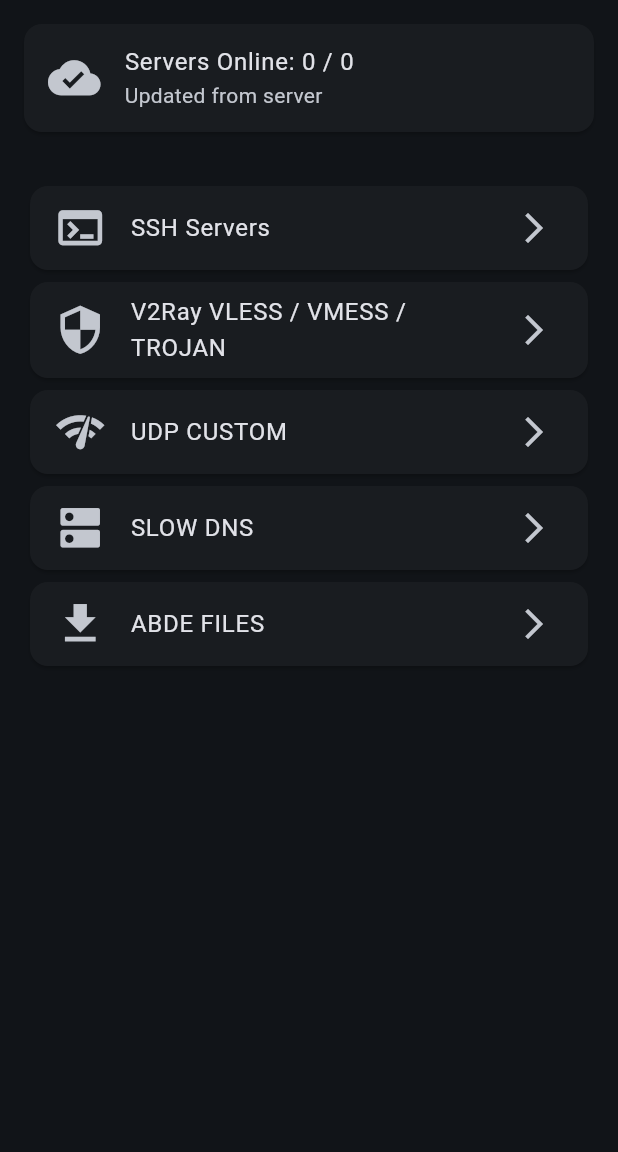
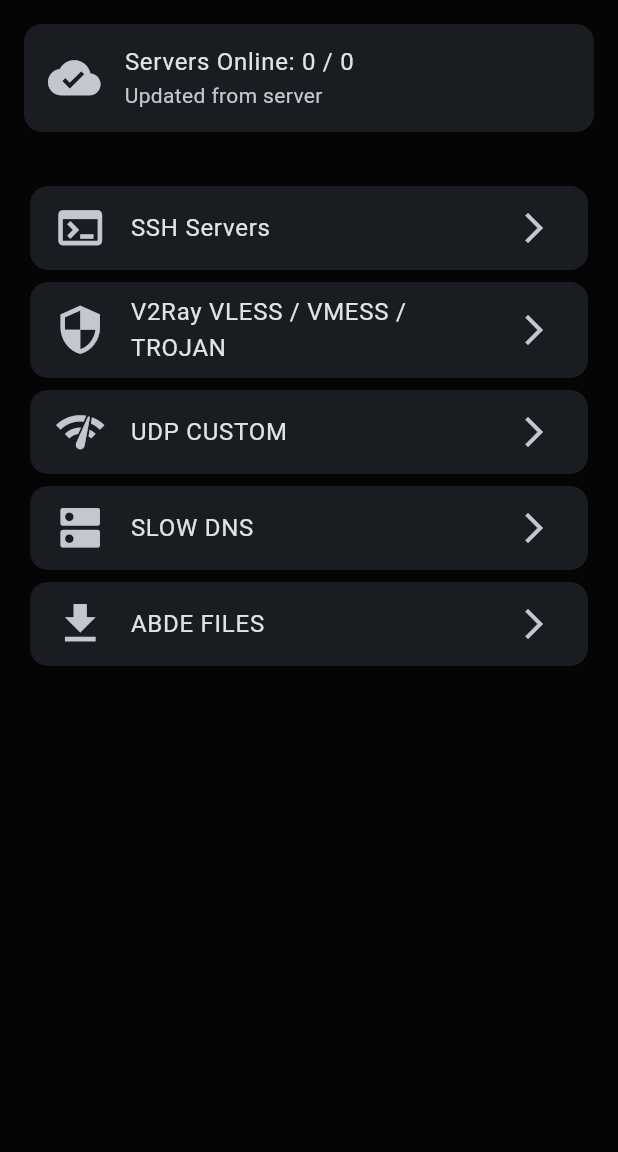
Before and after one commit to hakimfreefire2008-a11y/ABDELLALI.X.VPS, a Flutter app: the screen it shows after launch, on a phone screen of 412 x 824 dp, the part 84-1236 px from its top. Run offline on Flutter 3.47's test engine with Material 3 defaults, Android fonts, the phone set to English and light mode, and no system bars; our stand-ins replace share_plus; network calls fail.

Commit message:
Update main app configuration

```diff
--- a/lib/main.dart
+++ b/lib/main.dart
@@ -43,10 +43,14 @@
         brightness: Brightness.dark,
 
 
+        useMaterial3: true,
+
+
         colorSchemeSeed: Colors.blue,
 
 
-        useMaterial3: true,
+        scaffoldBackgroundColor:
+        const Color(0xff050505),
 
 
       ),
```
